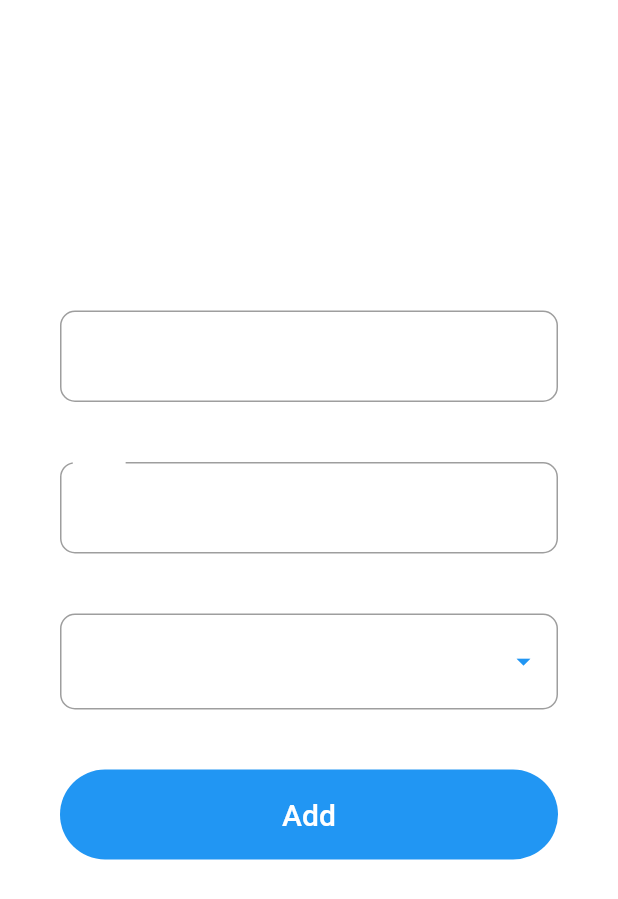
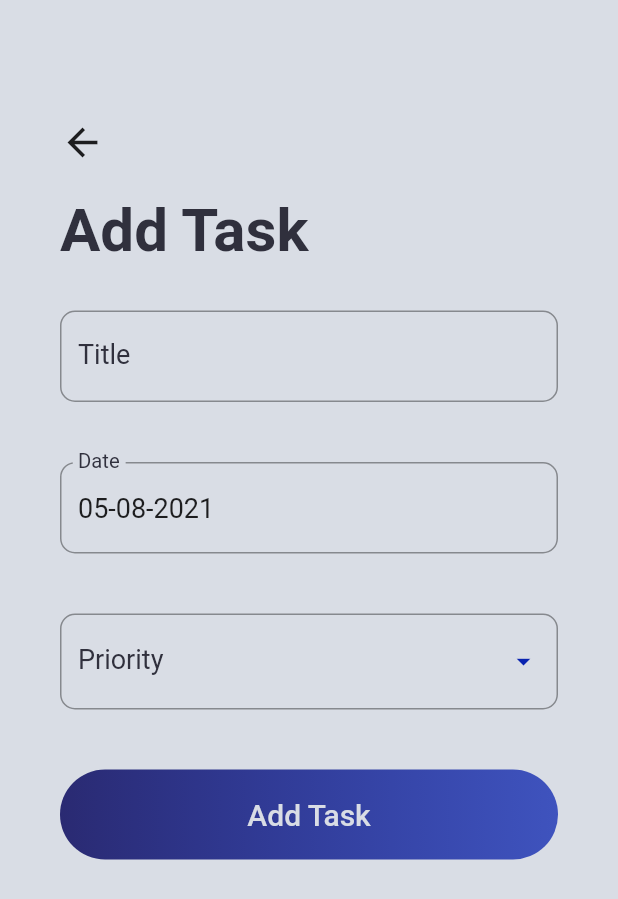
Before and after one commit to AviSharmaaa/todo_list, a Flutter app: the screen it shows after launch, after a tap on the "add" icon, on a phone screen of 412 x 824 dp. Shown: the top 899 px of the screen. Run offline on Flutter 3.47's test engine with Material 2 defaults, Android fonts, the phone set to English and light mode, and no system bars; our stand-ins replace flutter_svg, sqflite; accounts and stored records are empty.

Commit message:
Updated the UI

```diff
--- /dev/null
+++ b/lib/constants.dart
@@ -0,0 +1,23 @@
+import 'package:flutter/material.dart';
+
+Map<int, Color> color = {
+  50: Color.fromRGBO(136, 14, 79, .1),
+  100: Color.fromRGBO(136, 14, 79, .2),
+  200: Color.fromRGBO(136, 14, 79, .3),
+  300: Color.fromRGBO(136, 14, 79, .4),
+  400: Color.fromRGBO(136, 14, 79, .5),
+  500: Color.fromRGBO(136, 14, 79, .6),
+  600: Color.fromRGBO(136, 14, 79, .7),
+  700: Color.fromRGBO(136, 14, 79, .8),
+  800: Color.fromRGBO(136, 14, 79, .9),
+  900: Color.fromRGBO(136, 14, 79, 1),
+};
+
+MaterialColor bgColor = MaterialColor(0xFF0923B0, color);
+final kPrimaryColor = Color(0xFF0923B0);
+final kTileColor = Color(0xFFD9DDE5);
+final kTextColor = Color(0xFF30303D);
+final kTextColor2 = Color(0xFFD9DDE5);
+
+final kGradient = LinearGradient(
+    colors: [Color(0xFF2A2A72), kPrimaryColor.withOpacity(0.74)]);
--- a/lib/main.dart
+++ b/lib/main.dart
@@ -1,4 +1,5 @@
 import 'package:flutter/material.dart';
+import 'package:todo_list/constants.dart';
 import 'package:todo_list/screens/to_do_homescreen.dart';
 
 void main() {
@@ -9,6 +10,9 @@ class ToDo extends StatelessWidget {
   @override
   Widget build(BuildContext context) {
     return new MaterialApp(
+      theme: ThemeData(
+        primarySwatch: MaterialColor(0xFF0923B0, color),
+      ),
       title: "ToDo List",
       home: ToDoScreen(),
     );
--- a/lib/screens/add_task_screen.dart
+++ b/lib/screens/add_task_screen.dart
@@ -1,6 +1,7 @@
 import 'package:flutter/cupertino.dart';
 import 'package:flutter/material.dart';
 import 'package:intl/intl.dart';
+import 'package:todo_list/constants.dart';
 import 'package:todo_list/helpers/database_helper.dart';
 import 'package:todo_list/models/task_model.dart';
 
@@ -86,7 +87,7 @@ class _AddTaskScreenState extends State<AddTaskScreen> {
   @override
   Widget build(BuildContext context) {
     return Scaffold(
-      backgroundColor: Colors.white10,
+      backgroundColor: kTileColor,
       body: SingleChildScrollView(
         child: Container(
           padding: EdgeInsets.symmetric(horizontal: 40, vertical: 80),
@@ -98,7 +99,7 @@ class _AddTaskScreenState extends State<AddTaskScreen> {
                 child: Icon(
                   Icons.arrow_back,
                   size: 30,
-                  color: Colors.white,
+                  // color: Colors.white,
                 ),
               ),
               SizedBox(
@@ -107,7 +108,7 @@ class _AddTaskScreenState extends State<AddTaskScreen> {
               Text(
                 widget.task == null ? "Add Task" : "Update Task",
                 style: TextStyle(
-                    color: Colors.white,
+                    color: kTextColor,
                     fontSize: 40,
                     fontWeight: FontWeight.bold),
               ),
@@ -121,11 +122,11 @@ class _AddTaskScreenState extends State<AddTaskScreen> {
                     Padding(
                       padding: const EdgeInsets.symmetric(vertical: 20),
                       child: TextFormField(
-                        style: TextStyle(fontSize: 18, color: Colors.white),
+                        style: TextStyle(fontSize: 18, color: Colors.black),
                         decoration: InputDecoration(
                             labelText: 'Title',
                             labelStyle:
-                                TextStyle(fontSize: 18, color: Colors.white),
+                                TextStyle(fontSize: 18, color: kTextColor),
                             border: OutlineInputBorder(
                                 borderRadius: BorderRadius.circular(10),
                                 borderSide: BorderSide(
@@ -144,12 +145,12 @@ class _AddTaskScreenState extends State<AddTaskScreen> {
                         showCursor: false,
                         readOnly: true,
                         controller: _dateController,
-                        style: TextStyle(fontSize: 18, color: Colors.white),
+                        style: TextStyle(fontSize: 18),
                         onTap: _handleDate,
                         decoration: InputDecoration(
                             labelText: 'Date',
                             labelStyle:
-                                TextStyle(fontSize: 18, color: Colors.white),
+                                TextStyle(fontSize: 18, color: kTextColor),
                             border: OutlineInputBorder(
                               borderRadius: BorderRadius.circular(10),
                             )),
@@ -167,8 +168,7 @@ class _AddTaskScreenState extends State<AddTaskScreen> {
                             value: priority,
                             child: Text(
                               priority,
-                              style:
-                                  TextStyle(color: Colors.white, fontSize: 18),
+                              style: TextStyle(fontSize: 18, color: kTextColor),
                             ),
                           );
                         }).toList(),
@@ -176,7 +176,7 @@ class _AddTaskScreenState extends State<AddTaskScreen> {
                         decoration: InputDecoration(
                             labelText: 'Priority',
                             labelStyle:
-                                TextStyle(fontSize: 18, color: Colors.white),
+                                TextStyle(fontSize: 18, color: kTextColor),
                             border: OutlineInputBorder(
                               borderRadius: BorderRadius.circular(10),
                             )),
@@ -195,14 +195,14 @@ class _AddTaskScreenState extends State<AddTaskScreen> {
                       height: 60,
                       width: double.infinity,
                       decoration: BoxDecoration(
-                        color: Theme.of(context).primaryColor,
                         borderRadius: BorderRadius.circular(30),
+                        gradient: kGradient,
                       ),
                       child: TextButton(
                         child: Text(
-                          widget.task == null ? "Add" : "Update",
+                          widget.task == null ? "Add Task" : "Update Task",
                           style: TextStyle(
-                            color: Colors.white,
+                            color: kTextColor2,
                             fontSize: 20,
                           ),
                         ),
@@ -215,14 +215,13 @@ class _AddTaskScreenState extends State<AddTaskScreen> {
                             height: 60,
                             width: double.infinity,
                             decoration: BoxDecoration(
-                              color: Theme.of(context).primaryColor,
-                              borderRadius: BorderRadius.circular(30),
-                            ),
+                                borderRadius: BorderRadius.circular(30),
+                                gradient: kGradient),
                             child: TextButton(
                               child: Text(
                                 "Delete",
                                 style: TextStyle(
-                                  color: Colors.white,
+                                  color: kTextColor2,
                                   fontSize: 20,
                                 ),
                               ),
--- a/lib/screens/to_do_homescreen.dart
+++ b/lib/screens/to_do_homescreen.dart
@@ -1,10 +1,13 @@
 import 'dart:async';
 import 'package:flutter/cupertino.dart';
 import 'package:flutter/material.dart';
+import 'package:flutter_svg/svg.dart';
 import 'package:intl/intl.dart';
+import 'package:todo_list/constants.dart';
 import 'package:todo_list/helpers/database_helper.dart';
 import 'package:todo_list/models/task_model.dart';
 import 'package:todo_list/screens/add_task_screen.dart';
+import 'package:todo_list/screens/components/custom_shape.dart';
 
 class ToDoScreen extends StatefulWidget {
   const ToDoScreen({Key? key}) : super(key: key);
@@ -31,16 +34,28 @@ class _ToDoScreenState extends State<ToDoScreen> {
 
   Widget _buildTask(Task task) {
     return Padding(
-        padding: EdgeInsets.symmetric(horizontal: 20.0),
+        padding: EdgeInsets.symmetric(horizontal: 20.0, vertical: 5),
         child: Column(
           children: <Widget>[
-            ListTile(
+            Container(
+              decoration: BoxDecoration(
+                color: kTileColor,
+                borderRadius: BorderRadius.circular(15),
+                boxShadow: [
+                  BoxShadow(
+                    color: Color(0xFFC6C6C1).withOpacity(0.8),
+                    blurRadius: 5,
+                    offset: Offset(0, 6), // changes position of shadow
+                  ),
+                ],
+              ),
+              child: ListTile(
                 title: Text(
                   '${task.title}',
                   style: TextStyle(
                     fontSize: 24,
                     fontWeight: FontWeight.w600,
-                  color: Colors.white,
+                    color: kTextColor,
                     decoration: task.status == 0
                         ? TextDecoration.none
                         : TextDecoration.lineThrough,
@@ -50,7 +65,7 @@ class _ToDoScreenState extends State<ToDoScreen> {
                   "${_dateFormatter.format(task.date!)} • ${task.priority}",
                   style: TextStyle(
                     fontSize: 15,
-                  color: Colors.grey,
+                    color: kTextColor,
                     decoration: task.status == 0
                         ? TextDecoration.none
                         : TextDecoration.lineThrough,
@@ -62,8 +77,8 @@ class _ToDoScreenState extends State<ToDoScreen> {
                     DatabaseHelper.instance.updateTask(task);
                     _updateTaskList();
                   },
-                side: BorderSide(color: Colors.white),
-                activeColor: Theme.of(context).primaryColor,
+                  side: BorderSide(color: kPrimaryColor),
+                  activeColor: kPrimaryColor,
                   value: task.status == 1 ? true : false,
                 ),
                 onTap: () => Navigator.push(
@@ -75,10 +90,8 @@ class _ToDoScreenState extends State<ToDoScreen> {
                           )),
                 ),
               ),
-            Divider(
-              color: Colors.white,
-              thickness: 1,
             ),
+            Divider(),
           ],
         ));
   }
@@ -86,17 +99,19 @@ class _ToDoScreenState extends State<ToDoScreen> {
   @override
   Widget build(BuildContext context) {
     return Scaffold(
-        backgroundColor: Colors.white10,
+      backgroundColor: kTileColor.withOpacity(0.95),
       floatingActionButton: FloatingActionButton(
-          backgroundColor: Theme.of(context).primaryColor,
+        backgroundColor: kPrimaryColor,
         child: Container(
           width: 60,
           height: 60,
           child: Icon(
             Icons.add,
-              size: 40,
+            size: 35,
           ),
         ),
+        shape: RoundedRectangleBorder(
+            borderRadius: BorderRadius.all(Radius.circular(15))),
         onPressed: () => Navigator.push(
             context,
             MaterialPageRoute(
@@ -105,7 +120,6 @@ class _ToDoScreenState extends State<ToDoScreen> {
                     ))),
       ),
       body: Container(
-            // color: kPrimaryColor,
           child: FutureBuilder(
         future: _taskList,
         builder: (context, AsyncSnapshot snapshot) {
@@ -118,40 +132,20 @@ class _ToDoScreenState extends State<ToDoScreen> {
               .toList()
               .length;
           return ListView.builder(
-                padding: EdgeInsets.symmetric(vertical: 40),
               itemCount: 1 + len,
               itemBuilder: (BuildContext context, int index) {
+                if (len == 0) {
+                  return Container(
+                      child: SvgPicture.asset('assets/images/ToDoList.svg'));
+                }
                 if (index == 0) {
-                    return Padding(
-                      padding: const EdgeInsets.symmetric(
-                          horizontal: 40, vertical: 20),
-                      child: Column(
-                        crossAxisAlignment: CrossAxisAlignment.start,
-                        children: <Widget>[
-                          Text(
-                            "My Tasks",
-                            style: TextStyle(
-                              color: Colors.white,
-                              fontSize: 40,
-                              fontWeight: FontWeight.bold,
-                            ),
-                          ),
-                          SizedBox(height: 10.0),
-                          Text(
-                            "$completedTask of ${snapshot.data.length}",
-                            style: TextStyle(
-                              color: Colors.white,
-                              fontSize: 20,
-                              fontWeight: FontWeight.w600,
-                            ),
-                          ),
-                        ],
-                      ),
-                    );
+                  return customHeader(
+                      context, completedTask, snapshot.data!.length);
                 }
                 return _buildTask(snapshot.data[index - 1]);
               });
         },
-        )));
+      )),
+    );
   }
 }
--- a/pubspec.yaml
+++ b/pubspec.yaml
@@ -31,6 +31,7 @@ dependencies:
   intl: ^0.17.0
   path_provider: ^2.0.2
   sqflite: ^2.0.0+3
+  flutter_svg: ^0.22.0
 
 dev_dependencies:
   flutter_test:
@@ -48,8 +49,8 @@ flutter:
   uses-material-design: true
 
   # To add assets to your application, add an assets section, like this:
-  # assets:
-  #   - images/a_dot_burr.jpeg
+  assets:
+    - assets/images/
   #   - images/a_dot_ham.jpeg
 
   # An image asset can refer to one or more resolution-specific "variants", see
```
Also changed, not shown: lib/screens/components/custom_shape.dart (added, +104 -0 lines), assets/images/ToDoList.svg (added), pubspec.lock. Lines whose indentation alone changed are shown as unchanged.
